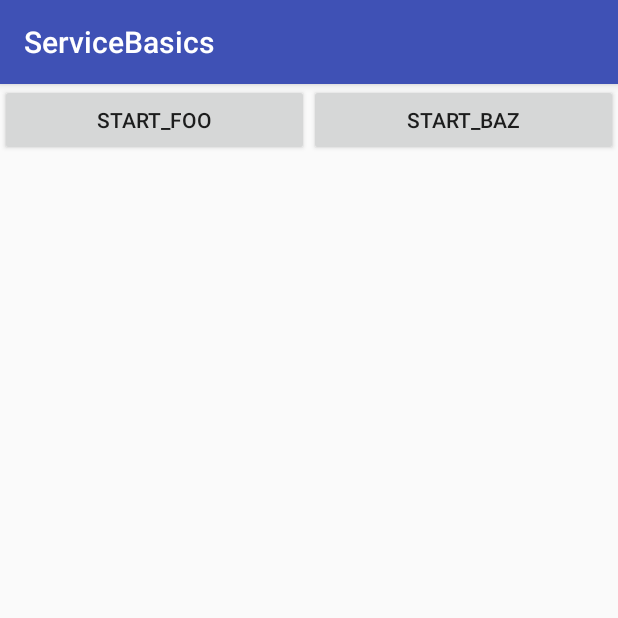
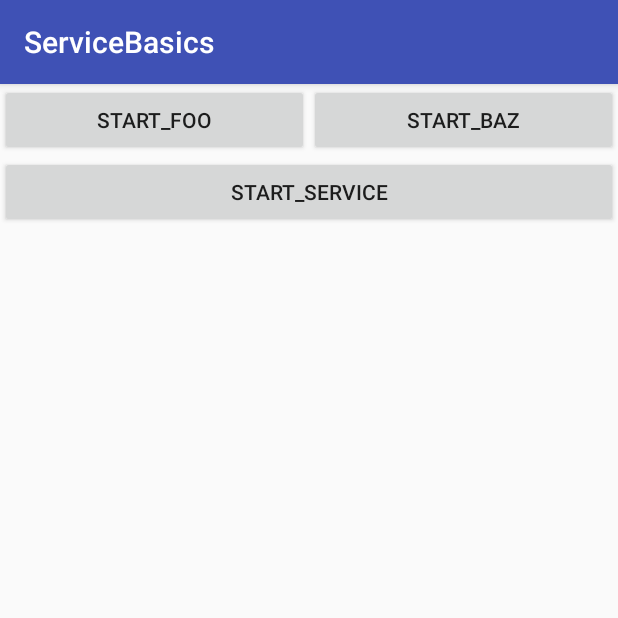
Before and after one commit to ysera34/android-basics, an Android app: the screen it shows after launch (MainActivity), on a phone screen of 412 x 824 dp, the top half of it. Run offline under Robolectric (Android 15) with nearby library versions, the phone set to English and light mode, and no system bars.

Commit message:
hello service

```diff
--- a/AppComponents/Service/ServiceBasics/app/src/main/AndroidManifest.xml
+++ b/AppComponents/Service/ServiceBasics/app/src/main/AndroidManifest.xml
@@ -21,6 +21,11 @@
             android:name=".HelloIntentService"
             android:exported="false">
         </service>
+        <service
+            android:name=".HelloService"
+            android:enabled="true"
+            android:exported="false">
+        </service>
     </application>
 
 </manifest>
--- a/AppComponents/Service/ServiceBasics/app/src/main/java/org/inframincer/servicebasics/MainActivity.java
+++ b/AppComponents/Service/ServiceBasics/app/src/main/java/org/inframincer/servicebasics/MainActivity.java
@@ -1,5 +1,6 @@
 package org.inframincer.servicebasics;
 
+import android.content.Intent;
 import android.os.Bundle;
 import android.support.v7.app.AppCompatActivity;
 import android.view.View;
@@ -13,6 +14,7 @@ public class MainActivity extends AppCompatActivity implements View.OnClickListe
 
         findViewById(R.id.start_foo_button).setOnClickListener(this);
         findViewById(R.id.start_baz_button).setOnClickListener(this);
+        findViewById(R.id.start_service).setOnClickListener(this);
     }
 
     @Override
@@ -24,6 +26,10 @@ public class MainActivity extends AppCompatActivity implements View.OnClickListe
             case R.id.start_baz_button:
                 HelloIntentService.startActionBaz(this, "BazParam1", "BazParam2");
                 break;
+            case R.id.start_service:
+                Intent intent = new Intent(this, HelloService.class);
+                startService(intent);
+                break;
         }
     }
 }
--- a/AppComponents/Service/ServiceBasics/app/src/main/res/layout/activity_main.xml
+++ b/AppComponents/Service/ServiceBasics/app/src/main/res/layout/activity_main.xml
@@ -5,6 +5,7 @@
     xmlns:tools="http://schemas.android.com/tools"
     android:layout_width="match_parent"
     android:layout_height="match_parent"
+    android:orientation="vertical"
     tools:context="org.inframincer.servicebasics.MainActivity">
 
     <LinearLayout
@@ -27,4 +28,17 @@
 
     </LinearLayout>
 
+    <LinearLayout
+        android:layout_width="match_parent"
+        android:layout_height="wrap_content">
+
+        <Button
+            android:id="@+id/start_service"
+            android:layout_width="0dp"
+            android:layout_height="match_parent"
+            android:layout_weight="1"
+            android:text="start_service"/>
+
+    </LinearLayout>
+
 </LinearLayout>
```
Also changed, not shown: AppComponents/Service/ServiceBasics/app/src/main/java/org/inframincer/servicebasics/HelloService.java (added, +90 -0 lines).
